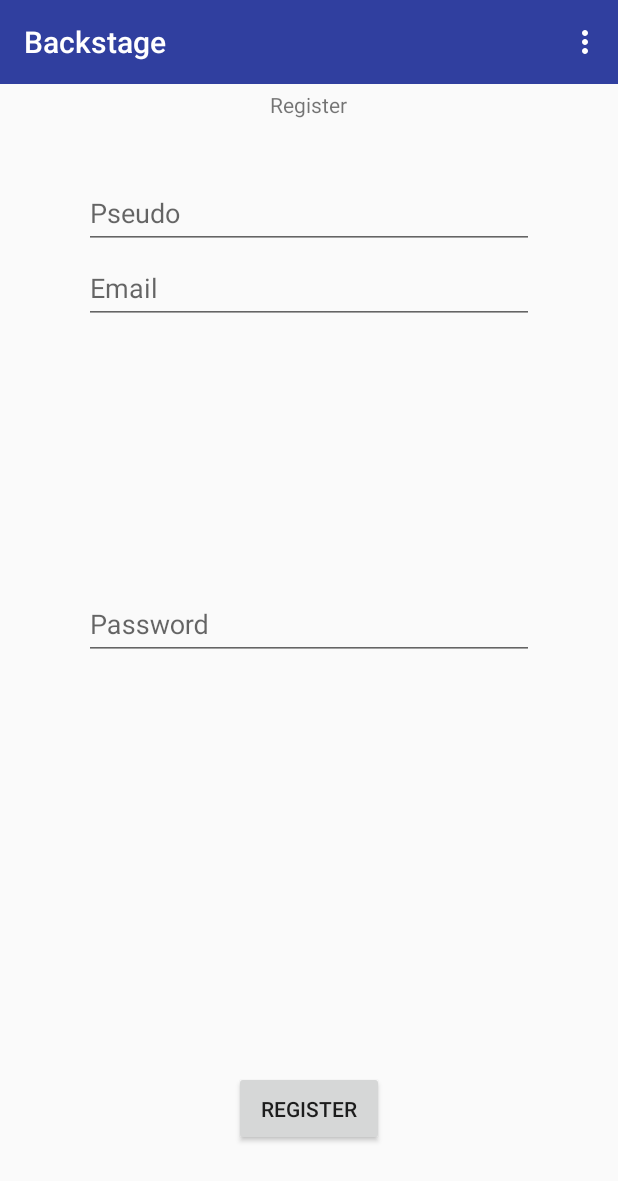
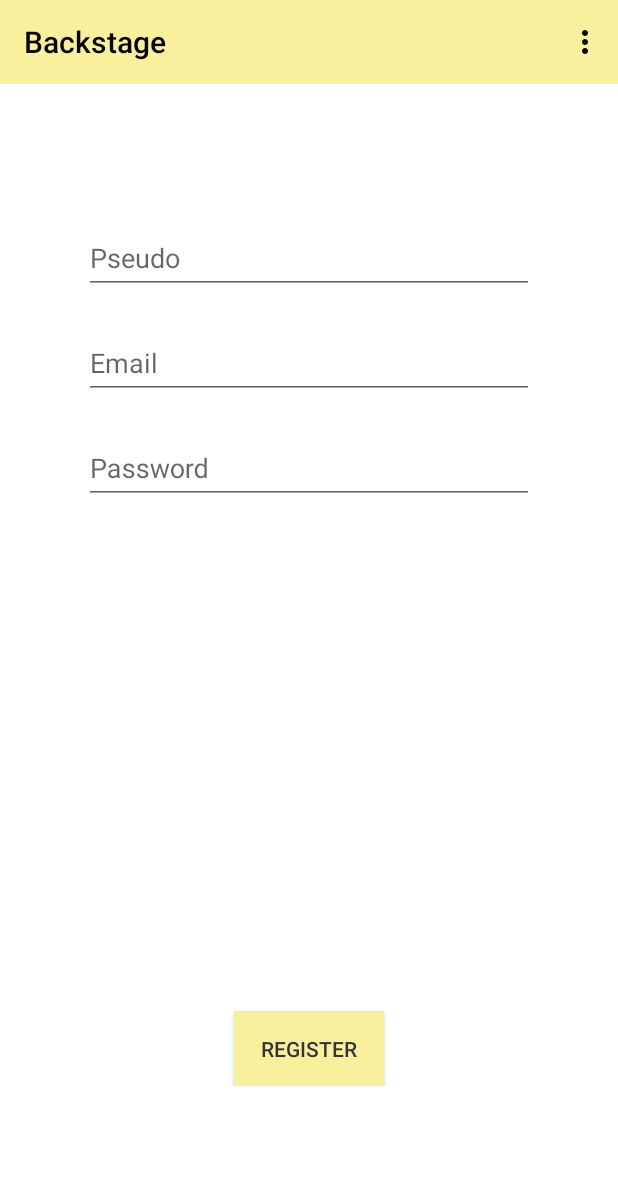
Before and after one commit to NoemieD/Backstage, an Android app: the screen it shows after launch (MainActivity), after a tap on "REGISTER", on a phone screen of 412 x 824 dp. Shown: the top 1181 px of the screen. Run offline under Robolectric (Android 15) with nearby library versions, the phone set to English and light mode, and no system bars; our stand-ins replace ButterKnife; libraries missing offline, so code that uses them is left out: com.firebase.client; 1 statement that could not run was skipped.

Commit message:
Custom application

```diff
--- a/app/src/main/java/com/gobelinscrm14/noemiediaz/backstage/chat/ChatListFragment.java
+++ b/app/src/main/java/com/gobelinscrm14/noemiediaz/backstage/chat/ChatListFragment.java
@@ -39,6 +39,8 @@ public class ChatListFragment extends ListFragment {
     private ValueEventListener mConnectedListener;
     private ChatListAdapter mChatListAdapter;
     private EditText inputText;
+
+    private int mUserColor;
 
     public ChatListFragment() {
         // Required empty public constructor
@@ -84,6 +86,7 @@ public class ChatListFragment extends ListFragment {
     private void setupPseudo() {
         User user = Authentification.getInstance().getUser();
         mPseudo = user.getPseudo();
+        mUserColor = user.getColor();
 
     }
 
@@ -93,7 +96,7 @@ public class ChatListFragment extends ListFragment {
         // Setup our view and list adapter. Ensure it scrolls to the bottom as data changes
         final ListView listView = getListView();
         // Tell our list adapter that we only want 50 messages at a time
-        mChatListAdapter = new ChatListAdapter(mFirebaseRef.limit(50), getActivity(), R.layout.chat_message, mPseudo);
+        mChatListAdapter = new ChatListAdapter(mFirebaseRef.limit(50), getActivity(), R.layout.chat_message, mPseudo, mUserColor);
         listView.setAdapter(mChatListAdapter);
         mChatListAdapter.registerDataSetObserver(new DataSetObserver() {
             @Override
--- a/app/src/main/java/com/gobelinscrm14/noemiediaz/backstage/chat/adapter/FragmentAdapter.java
+++ b/app/src/main/java/com/gobelinscrm14/noemiediaz/backstage/chat/adapter/FragmentAdapter.java
@@ -8,9 +8,6 @@ import android.support.v4.app.FragmentPagerAdapter;
 import com.gobelinscrm14.noemiediaz.backstage.chat.ChatListFragment;
 import com.gobelinscrm14.noemiediaz.backstage.chat.user.UserProfilFragment;
 
-/**
- * Created by noemiediaz on 16/10/15.
- */
 public class FragmentAdapter extends FragmentPagerAdapter {
 
     private static final int CHATLIST = 0;
--- a/app/src/main/java/com/gobelinscrm14/noemiediaz/backstage/home/user/LoginFragment.java
+++ b/app/src/main/java/com/gobelinscrm14/noemiediaz/backstage/home/user/LoginFragment.java
@@ -23,6 +23,7 @@ public class LoginFragment extends Fragment {
 
     private LoginListener mListener;
     @Bind(R.id.loginEmail) TextView mLoginEmail;
+    @Bind(R.id.loginButton) TextView mLoginbutton;
     @Bind(R.id.loginPassword) TextView mLoginPassword;
 
     public LoginFragment() {
@@ -57,6 +58,7 @@ public class LoginFragment extends Fragment {
 
     @OnClick(R.id.loginButton)
     public void onClick(View v){
+        mLoginbutton.setEnabled(false);
         mListener.onLoginClicked(mLoginEmail.getText(), mLoginPassword.getText());
     }
 
--- a/app/src/main/res/layout/activity_main.xml
+++ b/app/src/main/res/layout/activity_main.xml
@@ -20,7 +20,7 @@
         android:paddingLeft="@dimen/activity_horizontal_margin"
         android:paddingRight="@dimen/activity_horizontal_margin"
         android:paddingTop="@dimen/activity_vertical_margin"
-        android:paddingBottom="@dimen/activity_vertical_margin"
+        android:paddingBottom="@dimen/activity_vertical_margin_bottom_home"
         android:layout_width="match_parent"
         android:layout_height="wrap_content"
         android:id="@+id/mainContent"
--- a/app/src/main/res/layout/chat_message.xml
+++ b/app/src/main/res/layout/chat_message.xml
@@ -3,7 +3,9 @@
 <LinearLayout xmlns:android="http://schemas.android.com/apk/res/android"
     android:layout_width="fill_parent"
     android:layout_height="fill_parent"
-    android:orientation="horizontal">
+    android:orientation="horizontal"
+    android:paddingLeft="@dimen/activity_horizontal_margin"
+    android:paddingRight="@dimen/activity_horizontal_margin">
 
     <TextView
         android:id="@+id/author"
--- a/app/src/main/res/layout/fragment_register.xml
+++ b/app/src/main/res/layout/fragment_register.xml
@@ -3,17 +3,11 @@
     android:layout_height="match_parent"
     tools:context="com.gobelinscrm14.noemiediaz.backstage.home.user.RegisterFragment">
 
-    <TextView
-        android:layout_width="wrap_content"
-        android:layout_height="wrap_content"
-        android:text="Register"
-        android:id="@+id/registerText"
-        android:layout_centerHorizontal="true" />
 
     <android.support.design.widget.TextInputLayout
         android:layout_width="wrap_content"
         android:layout_height="wrap_content"
-        android:layout_marginTop="50dp"
+        android:layout_marginTop="80dp"
         android:layout_centerHorizontal="true"
         android:layout_gravity="center_horizontal|top"
         >
@@ -22,6 +16,7 @@
             android:layout_height="wrap_content"
             android:id="@+id/registerPseudo"
             android:hint="@string/hintPseudo"
+            android:color="@color/colorPrimaryDark"
             />
 
     </android.support.design.widget.TextInputLayout>
@@ -29,7 +24,7 @@
     <android.support.design.widget.TextInputLayout
         android:layout_width="wrap_content"
         android:layout_height="wrap_content"
-        android:layout_marginTop="100dp"
+        android:layout_marginTop="150dp"
         android:layout_centerHorizontal="true"
         android:layout_gravity="center_horizontal|center"
         >
@@ -47,8 +42,7 @@
     <android.support.design.widget.TextInputLayout
         android:layout_width="wrap_content"
         android:layout_height="wrap_content"
-        android:layout_gravity="center"
-        android:layout_centerVertical="true"
+        android:layout_marginTop="220dp"
         android:layout_centerHorizontal="true">
 
         <EditText
@@ -67,7 +61,8 @@
         android:layout_height="@dimen/buttonHeight"
         android:text="Register"
         android:id="@+id/registerButton"
-        android:layout_gravity="center_horizontal|bottom"
+        android:layout_gravity="bottom"
+        android:background="@color/colorPrimaryDark"
         android:layout_alignParentBottom="true"
         android:layout_centerHorizontal="true" />
 
--- a/app/src/main/res/layout/fragment_user_profil.xml
+++ b/app/src/main/res/layout/fragment_user_profil.xml
@@ -1,7 +1,9 @@
 <RelativeLayout xmlns:android="http://schemas.android.com/apk/res/android"
     xmlns:tools="http://schemas.android.com/tools" android:layout_width="match_parent"
     android:layout_height="match_parent"
-    tools:context="com.gobelinscrm14.noemiediaz.backstage.chat.user.UserProfilFragment">
+    tools:context="com.gobelinscrm14.noemiediaz.backstage.chat.user.UserProfilFragment"
+    android:paddingLeft="@dimen/activity_horizontal_margin"
+    android:paddingRight="@dimen/activity_horizontal_margin">
 
 
     <TextView
@@ -16,7 +18,7 @@
         android:layout_alignParentStart="true" />
 
     <TextView
-        android:layout_width="match_parent"
+        android:layout_width="wrap_content"
         android:layout_height="wrap_content"
         android:textAppearance="?android:attr/textAppearanceMedium"
         android:text="@string/txtTextViewPseudo"
--- /dev/null
+++ b/app/src/main/res/values-v21/styles.xml
@@ -0,0 +1,15 @@
+<?xml version="1.0" encoding="utf-8"?>
+<resources>
+
+        <style name="AppTheme" parent="@style/Theme.AppCompat.Light.NoActionBar">
+                <!-- Customize your theme here. -->
+                <item name="colorPrimary">@color/colorPrimary</item>
+                <item name="colorPrimaryDark">@color/colorPrimaryDark</item>
+                <item name="colorAccent">@color/colorAccent</item>
+                <item name="android:colorBackground">@color/background_material_light</item>
+                <item name="android:colorForeground">@color/foreground_material_light</item>
+                <item name="android:navigationBarColor">@color/black</item>
+                <item name="android:statusBarColor">@color/statusBarColor</item>
+                <item name="android:textColorPrimary">@color/primary_text_material_light</item>
+        </style>
+</resources>
--- a/app/src/main/res/values/colors.xml
+++ b/app/src/main/res/values/colors.xml
@@ -1,6 +1,12 @@
 <?xml version="1.0" encoding="utf-8"?>
 <resources>
-    <color name="colorPrimary">#3F51B5</color>
-    <color name="colorPrimaryDark">#303F9F</color>
-    <color name="colorAccent">#FF4081</color>
+    <color name="colorPrimary">#2ceaf6</color>
+    <color name="colorPrimaryDark">#f9f09d</color>
+    <color name="colorAccent">#fe80d1</color>
+    <color name="background_material_light">#ffffff</color>
+    <color name="foreground_material_light">#000000</color>
+    <color name="black">#282828</color>
+    <color name="statusBarColor">#343434</color>
+    <color name="primary_text_material_light">#343434</color>
+    <color name="primary_text_default_material_dark">#050505</color>
 </resources>
--- a/app/src/main/res/values/dimens.xml
+++ b/app/src/main/res/values/dimens.xml
@@ -8,7 +8,8 @@
     <dimen name="buttonMarginRight">20dp</dimen>
     <dimen name="buttonMarginLeft">20dp</dimen>
     <dimen name="logoMarginTop">10dp</dimen>
-    <dimen name="logoMarginBottom">300dp</dimen>
+    <dimen name="logoMarginBottom">50dp</dimen>
     <dimen name="editTxtWidth">300dp</dimen>
     <dimen name="marginLeftTxtView">100dp</dimen>
+    <dimen name="activity_vertical_margin_bottom_home">100dp</dimen>
 </resources>
--- a/app/src/main/res/values/styles.xml
+++ b/app/src/main/res/values/styles.xml
@@ -6,6 +6,8 @@
         <item name="colorPrimary">@color/colorPrimary</item>
         <item name="colorPrimaryDark">@color/colorPrimaryDark</item>
         <item name="colorAccent">@color/colorAccent</item>
+        <item name="android:colorBackground">@color/background_material_light</item>
+        <item name="android:colorForeground">@color/foreground_material_light</item>
     </style>
 
 </resources>
```
Also changed, not shown: app/src/main/java/com/gobelinscrm14/noemiediaz/backstage/User.java (+11 -5 lines), app/src/main/java/com/gobelinscrm14/noemiediaz/backstage/chat/ChatListAdapter.java (+6 -3 lines), app/src/main/res/layout/activity_splash_screen.xml (+5 -3 lines), app/src/main/res/layout/fragment_chat_list.xml (+22 -8 lines), app/src/main/res/layout/fragment_initial_home.xml (+2 -8 lines), app/src/main/res/layout/fragment_login.xml (+3 -10 lines), app/src/main/res/drawable/logo.png, app/src/main/res/drawable/splashscreen.jpg (added), app/src/main/res/layout/activity_chat.xml (line endings or trailing spaces).
